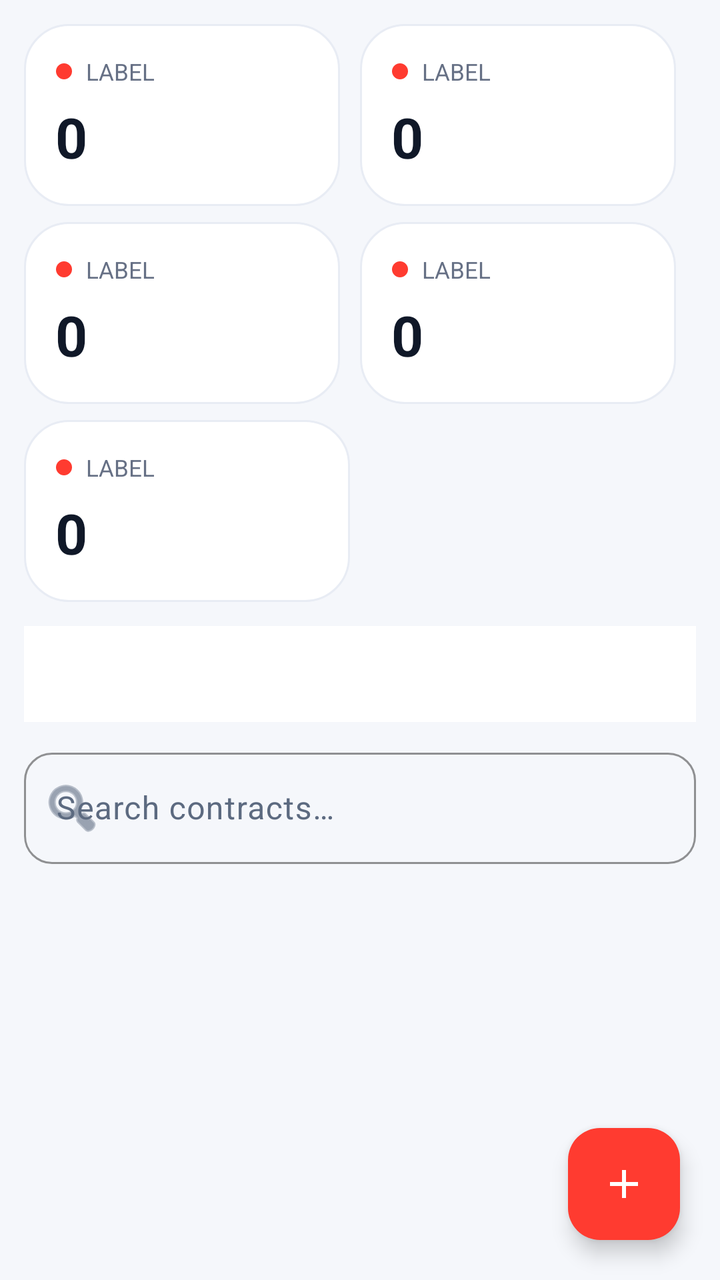
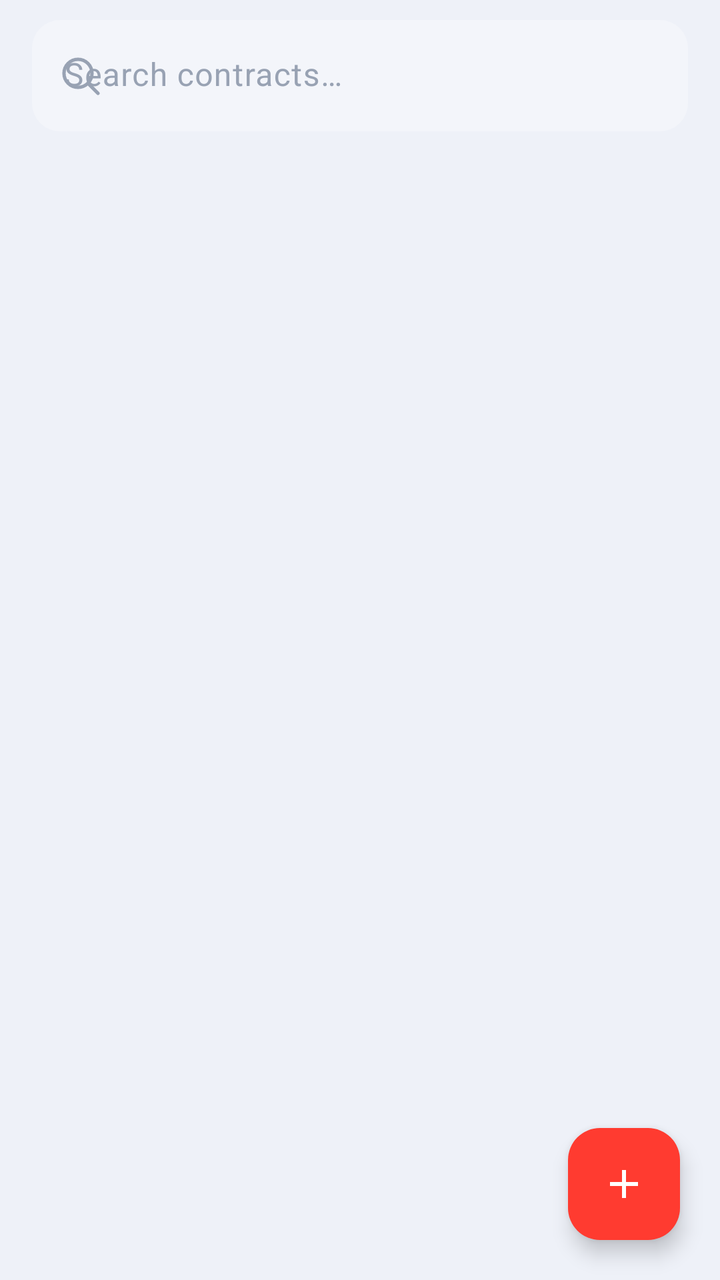

Before-and-after screenshots of an Android layout around one commit, followed by the original layout XML and the change that was made.
<!-- AndroidManifest.xml: application theme Theme.ItGuyAssets -->
<!-- res/layout/fragment_contracts_list.xml -->
<?xml version="1.0" encoding="utf-8"?>
<androidx.coordinatorlayout.widget.CoordinatorLayout xmlns:android="http://schemas.android.com/apk/res/android"
    xmlns:app="http://schemas.android.com/apk/res-auto"
    android:layout_width="match_parent"
    android:layout_height="match_parent"
    android:background="@color/bg">

    <LinearLayout
        android:layout_width="match_parent"
        android:layout_height="match_parent"
        android:orientation="vertical">

        <LinearLayout
            android:layout_width="match_parent"
            android:layout_height="wrap_content"
            android:orientation="vertical"
            android:padding="12dp">

            <LinearLayout android:layout_width="match_parent" android:layout_height="wrap_content" android:orientation="horizontal">
                <include android:id="@+id/statTotal" layout="@layout/item_stat_card" />
                <include android:id="@+id/statAmc" layout="@layout/item_stat_card" />
            </LinearLayout>
            <LinearLayout android:layout_width="match_parent" android:layout_height="wrap_content" android:orientation="horizontal" android:layout_marginTop="8dp">
                <include android:id="@+id/statLicense" layout="@layout/item_stat_card" />
                <include android:id="@+id/statSub" layout="@layout/item_stat_card" />
            </LinearLayout>
            <LinearLayout android:layout_width="match_parent" android:layout_height="wrap_content" android:orientation="horizontal" android:layout_marginTop="8dp">
                <include android:id="@+id/statExpiring" layout="@layout/item_stat_card" />
                <View android:layout_width="0dp" android:layout_height="1dp" android:layout_weight="1" />
            </LinearLayout>
        </LinearLayout>

        <Spinner
            android:id="@+id/typeFilter"
            android:layout_width="match_parent"
            android:layout_height="48dp"
            android:layout_marginHorizontal="12dp"
            android:layout_marginBottom="10dp"
            android:background="@color/surface" />

        <com.google.android.material.textfield.TextInputLayout
            android:layout_width="match_parent"
            android:layout_height="wrap_content"
            android:layout_marginHorizontal="12dp"
            android:layout_marginBottom="12dp"
            style="@style/DarkInputLayout"
            app:startIconDrawable="@android:drawable/ic_menu_search"
            android:hint="Search contracts…">
            <com.google.android.material.textfield.TextInputEditText
                android:id="@+id/searchInput"
                android:layout_width="match_parent"
                android:layout_height="wrap_content"
                android:textColor="@color/text" />
        </com.google.android.material.textfield.TextInputLayout>

        <TextView
            android:id="@+id/offlineBanner"
            android:layout_width="match_parent"
            android:layout_height="wrap_content"
            android:layout_marginHorizontal="12dp"
            android:layout_marginBottom="8dp"
            android:background="@color/surface"
            android:padding="8dp"
            android:textColor="@color/accent"
            android:textSize="12sp"
            android:gravity="center"
            android:visibility="gone" />

        <androidx.recyclerview.widget.RecyclerView
            android:id="@+id/assetsRecycler"
            android:layout_width="match_parent"
            android:layout_height="0dp"
            android:layout_weight="1"
            android:clipToPadding="false"
            android:paddingBottom="80dp" />

        <TextView
            android:id="@+id/emptyText"
            android:layout_width="match_parent"
            android:layout_height="wrap_content"
            android:text="No contracts yet"
            android:textColor="@color/muted"
            android:gravity="center"
            android:padding="40dp"
            android:visibility="gone" />
    </LinearLayout>

    <com.google.android.material.floatingactionbutton.FloatingActionButton
        android:id="@+id/addFab"
        android:layout_width="wrap_content"
        android:layout_height="wrap_content"
        android:layout_gravity="bottom|end"
        android:layout_margin="20dp"
        android:contentDescription="Add contract"
        app:backgroundTint="@color/accent"
        app:srcCompat="@drawable/ic_add"
        app:tint="@color/on_accent" />
</androidx.coordinatorlayout.widget.CoordinatorLayout>
<!-- res/layout/item_stat_card.xml (included above) -->
<?xml version="1.0" encoding="utf-8"?>
<LinearLayout xmlns:android="http://schemas.android.com/apk/res/android"
    android:layout_width="0dp"
    android:layout_height="wrap_content"
    android:layout_weight="1"
    android:layout_marginEnd="10dp"
    android:background="@drawable/card_soft"
    android:orientation="vertical"
    android:padding="16dp">

    <LinearLayout
        android:layout_width="match_parent"
        android:layout_height="wrap_content"
        android:gravity="center_vertical"
        android:orientation="horizontal">

        <View
            android:id="@+id/statDot"
            android:layout_width="8dp"
            android:layout_height="8dp"
            android:layout_marginEnd="7dp"
            android:background="@drawable/dot" />

        <TextView
            android:id="@+id/statLabel"
            android:layout_width="match_parent"
            android:layout_height="wrap_content"
            android:text="LABEL"
            android:textColor="@color/text_soft"
            android:textSize="11.5sp" />
    </LinearLayout>

    <TextView
        android:id="@+id/statValue"
        android:layout_width="match_parent"
        android:layout_height="wrap_content"
        android:layout_marginTop="6dp"
        android:text="0"
        android:textColor="@color/text_strong"
        android:textSize="28sp"
        android:textStyle="bold"
        android:letterSpacing="-0.03" />
</LinearLayout>
<!-- resources referenced by this layout -->
<resources>
  <!-- drawable dot (drawable) -->
  <?xml version="1.0" encoding="utf-8"?>
  <shape xmlns:android="http://schemas.android.com/apk/res/android" android:shape="oval">
      <solid android:color="@color/accent" />
  </shape>
  <style name="DarkInputLayout" parent="Widget.Material3.TextInputLayout.OutlinedBox">
          <item name="boxStrokeColor">@color/accent</item>
          <item name="boxCornerRadiusTopStart">14dp</item>
          <item name="boxCornerRadiusTopEnd">14dp</item>
          <item name="boxCornerRadiusBottomStart">14dp</item>
          <item name="boxCornerRadiusBottomEnd">14dp</item>
          <item name="hintTextColor">@color/muted</item>
          <item name="android:textColorHint">@color/muted</item>
      </style>
  <style name="Base.Theme.ItGuyAssets" parent="Theme.Material3.DayNight.NoActionBar">
          <item name="colorPrimary">@color/accent</item>
          <item name="colorOnPrimary">@color/on_accent</item>
          <item name="colorPrimaryContainer">@color/accent_container</item>
          <item name="colorOnPrimaryContainer">@color/accent</item>
          <item name="colorSecondary">@color/accent</item>
          <item name="colorSecondaryContainer">@color/accent_container</item>
          <item name="colorOnSecondaryContainer">@color/accent</item>
          <item name="android:colorBackground">@color/bg</item>
          <item name="colorSurface">@color/surface</item>
          
          <item name="elevationOverlayEnabled">false</item>
          <item name="colorSurfaceVariant">@color/surface_variant</item>
          <item name="colorOnSurface">@color/text</item>
          <item name="colorOnSurfaceVariant">@color/muted</item>
          <item name="colorOutline">@color/outline</item>
          <item name="android:windowBackground">@color/bg</item>
          <item name="android:statusBarColor">@color/bg</item>
          <item name="android:navigationBarColor">@color/bg</item>
          
          <item name="materialButtonStyle">@style/Button.IT</item>
          <item name="materialCardViewStyle">@style/Card</item>
          <item name="floatingActionButtonStyle">@style/FabPrimary</item>
      </style>
  <!-- unchanged entries left out for length: 19 -->
</resources>

<!-- the commit's change to res/layout/fragment_contracts_list.xml (unified diff, before → after) -->
@@ -3,67 +3,75 @@
     xmlns:app="http://schemas.android.com/apk/res-auto"
     android:layout_width="match_parent"
     android:layout_height="match_parent"
-    android:background="@color/bg">
+    android:background="@color/page">
 
     <LinearLayout
         android:layout_width="match_parent"
         android:layout_height="match_parent"
         android:orientation="vertical">
 
-        <LinearLayout
+        <com.google.android.material.textfield.TextInputLayout
+            style="@style/Field"
             android:layout_width="match_parent"
             android:layout_height="wrap_content"
-            android:orientation="vertical"
-            android:padding="12dp">
-
-            <LinearLayout android:layout_width="match_parent" android:layout_height="wrap_content" android:orientation="horizontal">
-                <include android:id="@+id/statTotal" layout="@layout/item_stat_card" />
-                <include android:id="@+id/statAmc" layout="@layout/item_stat_card" />
-            </LinearLayout>
-            <LinearLayout android:layout_width="match_parent" android:layout_height="wrap_content" android:orientation="horizontal" android:layout_marginTop="8dp">
-                <include android:id="@+id/statLicense" layout="@layout/item_stat_card" />
-                <include android:id="@+id/statSub" layout="@layout/item_stat_card" />
-            </LinearLayout>
-            <LinearLayout android:layout_width="match_parent" android:layout_height="wrap_content" android:orientation="horizontal" android:layout_marginTop="8dp">
-                <include android:id="@+id/statExpiring" layout="@layout/item_stat_card" />
-                <View android:layout_width="0dp" android:layout_height="1dp" android:layout_weight="1" />
-            </LinearLayout>
-        </LinearLayout>
-
-        <Spinner
-            android:id="@+id/typeFilter"
-            android:layout_width="match_parent"
-            android:layout_height="48dp"
-            android:layout_marginHorizontal="12dp"
-            android:layout_marginBottom="10dp"
-            android:background="@color/surface" />
-
-        <com.google.android.material.textfield.TextInputLayout
-            android:layout_width="match_parent"
-            android:layout_height="wrap_content"
-            android:layout_marginHorizontal="12dp"
-            android:layout_marginBottom="12dp"
-            style="@style/DarkInputLayout"
-            app:startIconDrawable="@android:drawable/ic_menu_search"
-            android:hint="Search contracts…">
+            android:layout_marginStart="16dp"
+            android:layout_marginEnd="16dp"
+            android:layout_marginTop="10dp"
+            android:hint="Search contracts…"
+            app:startIconDrawable="@drawable/ic_search"
+            app:startIconTint="@color/text_faint">
             <com.google.android.material.textfield.TextInputEditText
                 android:id="@+id/searchInput"
                 android:layout_width="match_parent"
                 android:layout_height="wrap_content"
-                android:textColor="@color/text" />
+                android:imeOptions="actionSearch"
+                android:inputType="text"
+                android:maxLines="1"
+                android:textColor="@color/text_strong" />
         </com.google.android.material.textfield.TextInputLayout>
+
+        <HorizontalScrollView
+            android:layout_width="match_parent"
+            android:layout_height="wrap_content"
+            android:layout_marginTop="10dp"
+            android:clipToPadding="false"
+            android:paddingStart="16dp"
+            android:paddingEnd="16dp"
+            android:scrollbars="none">
+
+            <LinearLayout
+                android:id="@+id/typePills"
+                android:layout_width="wrap_content"
+                android:layout_height="wrap_content"
+                android:orientation="horizontal" />
+        </HorizontalScrollView>
+
+        <TextView
+            android:id="@+id/expiringNote"
+            android:layout_width="match_parent"
+            android:layout_height="wrap_content"
+            android:layout_marginStart="16dp"
+            android:layout_marginEnd="16dp"
+            android:layout_marginTop="10dp"
+            android:background="@drawable/card_soft"
+            android:gravity="center"
+            android:padding="10dp"
+            android:textSize="12.5sp"
+            android:textStyle="bold"
+            android:visibility="gone" />
 
         <TextView
             android:id="@+id/offlineBanner"
             android:layout_width="match_parent"
             android:layout_height="wrap_content"
-            android:layout_marginHorizontal="12dp"
-            android:layout_marginBottom="8dp"
-            android:background="@color/surface"
-            android:padding="8dp"
+            android:layout_marginStart="16dp"
+            android:layout_marginEnd="16dp"
+            android:layout_marginTop="8dp"
+            android:background="@drawable/card_soft"
+            android:gravity="center"
+            android:padding="9dp"
             android:textColor="@color/accent"
             android:textSize="12sp"
-            android:gravity="center"
             android:visibility="gone" />
 
         <androidx.recyclerview.widget.RecyclerView
@@ -72,16 +80,17 @@
             android:layout_height="0dp"
             android:layout_weight="1"
             android:clipToPadding="false"
-            android:paddingBottom="80dp" />
+            android:paddingTop="6dp"
+            android:paddingBottom="96dp" />
 
         <TextView
             android:id="@+id/emptyText"
             android:layout_width="match_parent"
             android:layout_height="wrap_content"
-            android:text="No contracts yet"
-            android:textColor="@color/muted"
             android:gravity="center"
             android:padding="40dp"
+            android:text="No contracts yet"
+            android:textColor="@color/text_faint"
             android:visibility="gone" />
     </LinearLayout>
 
@@ -96,47 +105,3 @@
         app:srcCompat="@drawable/ic_add"
         app:tint="@color/on_accent" />
 </androidx.coordinatorlayout.widget.CoordinatorLayout>
-<!-- res/layout/item_stat_card.xml (included above) -->
-<?xml version="1.0" encoding="utf-8"?>
-<LinearLayout xmlns:android="http://schemas.android.com/apk/res/android"
-    android:layout_width="0dp"
-    android:layout_height="wrap_content"
-    android:layout_weight="1"
-    android:layout_marginEnd="10dp"
-    android:background="@drawable/card_soft"
-    android:orientation="vertical"
-    android:padding="16dp">
-
-    <LinearLayout
-        android:layout_width="match_parent"
-        android:layout_height="wrap_content"
-        android:gravity="center_vertical"
-        android:orientation="horizontal">
-
-        <View
-            android:id="@+id/statDot"
-            android:layout_width="8dp"
-            android:layout_height="8dp"
-            android:layout_marginEnd="7dp"
-            android:background="@drawable/dot" />
-
-        <TextView
-            android:id="@+id/statLabel"
-            android:layout_width="match_parent"
-            android:layout_height="wrap_content"
-            android:text="LABEL"
-            android:textColor="@color/text_soft"
-            android:textSize="11.5sp" />
-    </LinearLayout>
-
-    <TextView
-        android:id="@+id/statValue"
-        android:layout_width="match_parent"
-        android:layout_height="wrap_content"
-        android:layout_marginTop="6dp"
-        android:text="0"
-        android:textColor="@color/text_strong"
-        android:textSize="28sp"
-        android:textStyle="bold"
-        android:letterSpacing="-0.03" />
-</LinearLayout>
<!-- resource entries referenced after the edit -->
@@ -1,19 +1,42 @@
 <!-- resources referenced by this layout -->
 <resources>
-  <!-- drawable dot (drawable) -->
+  <color name="page">#EEF1F8</color>
+  <color name="text_faint">#98A2B3</color>
+  <!-- drawable ic_search (drawable) -->
   <?xml version="1.0" encoding="utf-8"?>
-  <shape xmlns:android="http://schemas.android.com/apk/res/android" android:shape="oval">
-      <solid android:color="@color/accent" />
-  </shape>
-  <style name="DarkInputLayout" parent="Widget.Material3.TextInputLayout.OutlinedBox">
+  <vector xmlns:android="http://schemas.android.com/apk/res/android"
+      android:width="24dp"
+      android:height="24dp"
+      android:viewportWidth="24"
+      android:viewportHeight="24">
+      <path
+          android:fillColor="#00000000"
+          android:strokeColor="#FFFFFFFF"
+          android:strokeWidth="1.7"
+          android:strokeLineCap="round"
+          android:strokeLineJoin="round"
+          android:pathData="M11,18a7,7 0 1,0 0,-14 7,7 0 0,0 0,14z" />
+      <path
+          android:fillColor="#00000000"
+          android:strokeColor="#FFFFFFFF"
+          android:strokeWidth="1.7"
+          android:strokeLineCap="round"
+          android:strokeLineJoin="round"
+          android:pathData="M16.2,16.2L21,21" />
+  </vector>
+  <style name="Field" parent="Widget.Material3.TextInputLayout.FilledBox">
+          <item name="boxBackgroundColor">@color/field_fill</item>
           <item name="boxStrokeColor">@color/accent</item>
+          <item name="boxStrokeWidth">0dp</item>
+          <item name="boxStrokeWidthFocused">2dp</item>
           <item name="boxCornerRadiusTopStart">14dp</item>
           <item name="boxCornerRadiusTopEnd">14dp</item>
           <item name="boxCornerRadiusBottomStart">14dp</item>
           <item name="boxCornerRadiusBottomEnd">14dp</item>
-          <item name="hintTextColor">@color/muted</item>
-          <item name="android:textColorHint">@color/muted</item>
+          <item name="hintTextColor">@color/text_soft</item>
+          <item name="android:textColorHint">@color/text_faint</item>
       </style>
+  <color name="field_fill">#F3F5FA</color>
   <style name="Base.Theme.ItGuyAssets" parent="Theme.Material3.DayNight.NoActionBar">
           <item name="colorPrimary">@color/accent</item>
           <item name="colorOnPrimary">@color/on_accent</item>
@@ -37,6 +60,38 @@
           <item name="materialButtonStyle">@style/Button.IT</item>
           <item name="materialCardViewStyle">@style/Card</item>
           <item name="floatingActionButtonStyle">@style/FabPrimary</item>
+          <item name="materialAlertDialogTheme">@style/DialogTheme</item>
+          <item name="alertDialogTheme">@style/DialogTheme</item>
+      </style>
+  <style name="DialogTheme" parent="ThemeOverlay.Material3.MaterialAlertDialog">
+          <item name="alertDialogStyle">@style/DialogBody</item>
+          <item name="android:windowMinWidthMajor">88%</item>
+          <item name="android:windowMinWidthMinor">88%</item>
+          <item name="colorSurface">@color/card</item>
+          <item name="android:colorBackground">@color/card</item>
+          <item name="materialAlertDialogTitleTextStyle">@style/DialogTitle</item>
+          <item name="buttonBarPositiveButtonStyle">@style/DialogButton</item>
+          <item name="buttonBarNegativeButtonStyle">@style/DialogButton</item>
+          <item name="buttonBarNeutralButtonStyle">@style/DialogButton</item>
+      </style>
+  <style name="DialogBody" parent="MaterialAlertDialog.Material3">
+          <item name="backgroundTint">@color/card</item>
+          <item name="shapeAppearanceOverlay">@style/DialogShape</item>
+      </style>
+  <style name="DialogTitle" parent="MaterialAlertDialog.Material3.Title.Text">
+          <item name="android:textColor">@color/text_strong</item>
+          <item name="android:textSize">19sp</item>
+          <item name="android:textStyle">bold</item>
+      </style>
+  <style name="DialogButton" parent="Widget.Material3.Button.TextButton.Dialog">
+          <item name="android:textColor">@color/accent</item>
+          <item name="android:textAllCaps">false</item>
+          <item name="android:textSize">14.5sp</item>
+          <item name="android:textStyle">bold</item>
+      </style>
+  <style name="DialogShape">
+          <item name="cornerFamily">rounded</item>
+          <item name="cornerSize">26dp</item>
       </style>
   <!-- unchanged entries left out for length: 19 -->
 </resources>
